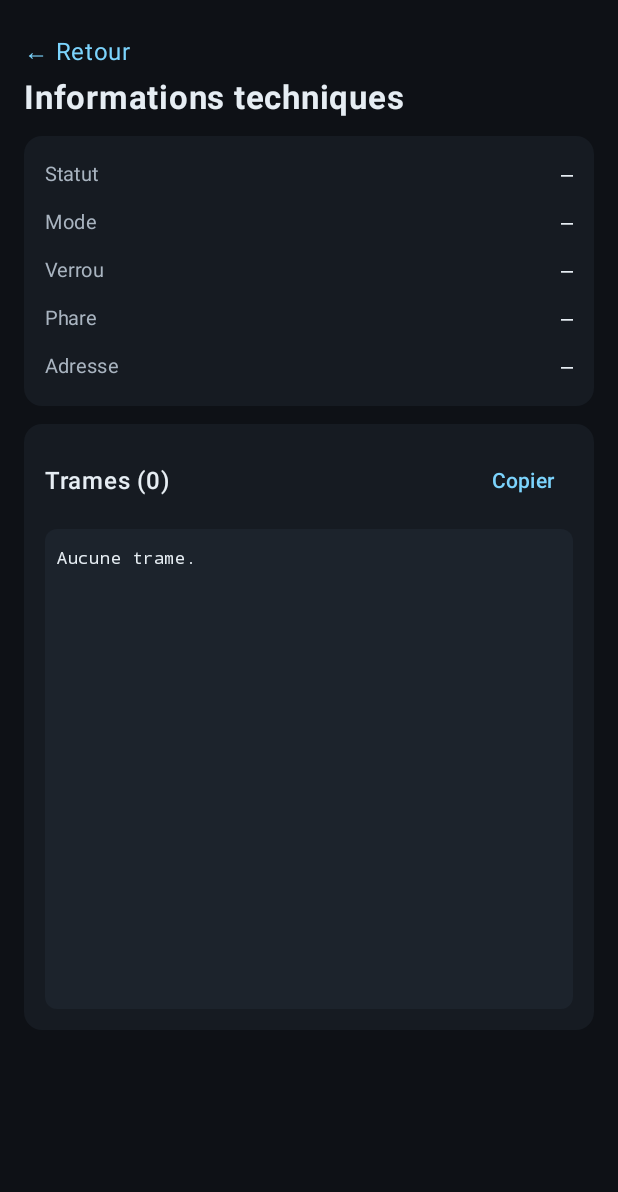
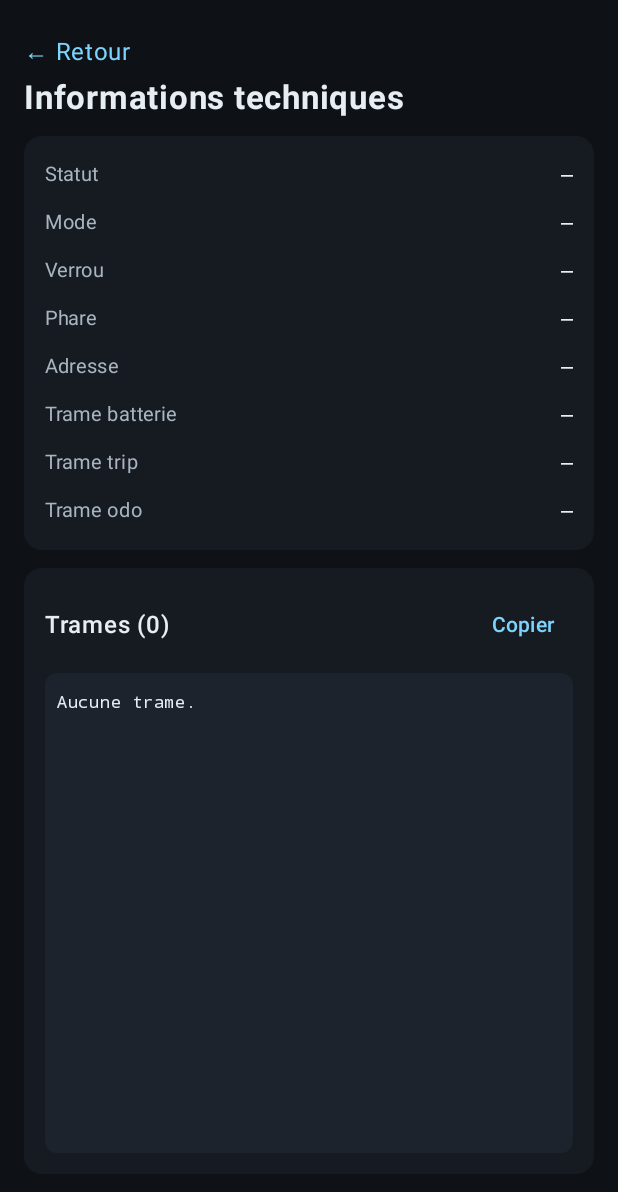
Before and after one commit to JC-LGMS/Etwow, an Android app built with Jetpack Compose: the composable InfoPage shown on its own in the app's theme, on a phone screen of 412 x 824 dp. Shown: the top 1192 px of the screen. Run offline under Robolectric (Android 15) with nearby library versions, the phone set to English and light mode, and no system bars.

Commit message:
Etwow 0.4 : notification minimale, trames recues journalisees et dernieres trames batterie/trip/odo

```diff
--- a/app/src/main/java/com/etwow/ble/SimulatedScooterTransport.kt
+++ b/app/src/main/java/com/etwow/ble/SimulatedScooterTransport.kt
@@ -108,7 +108,7 @@ class SimulatedScooterTransport(private val listener: ScooterTransport.Listener)
     )
 
     private fun emit(bytes: ByteArray) {
-        listener.onLog("sim ← ${bytes.hex()}")
+        // Le journal brut est écrit une seule fois, par ScooterService.
         listener.onNotification(bytes)
     }
 }
--- a/app/src/main/java/com/etwow/ui/MainScreen.kt
+++ b/app/src/main/java/com/etwow/ui/MainScreen.kt
@@ -286,6 +286,10 @@ private fun InfoPage(onBack: () -> Unit) {
             InfoLine("Verrou", state.locked?.toString() ?: "—")
             InfoLine("Phare", state.lightOn?.toString() ?: "—")
             InfoLine("Adresse", state.deviceAddress ?: "—")
+            // Permet de comparer avec l'afficheur de la trottinette quand un décodage est faux.
+            InfoLine("Trame batterie", lastFrame(state.logs, 2))
+            InfoLine("Trame trip", lastFrame(state.logs, 4))
+            InfoLine("Trame odo", lastFrame(state.logs, 5))
         }
         CardBox {
             Row(
@@ -485,3 +489,7 @@ private fun bluetoothAllowed(context: Context): Boolean =
     Build.VERSION.SDK_INT < 31 ||
         ContextCompat.checkSelfPermission(context, Manifest.permission.BLUETOOTH_CONNECT) ==
         PackageManager.PERMISSION_GRANTED
+
+/** Dernière trame reçue de ce type, telle quelle : « ← 04 00 12 ». */
+private fun lastFrame(logs: List<String>, type: Int): String =
+    logs.lastOrNull { it.contains("← 0$type ") } ?: "—"
```
Also changed, not shown: app/src/main/java/com/etwow/service/ScooterService.kt (+9 -3 lines), app/src/main/java/com/etwow/ui/Changelog.kt (+8 -0 lines), 2 other files.
